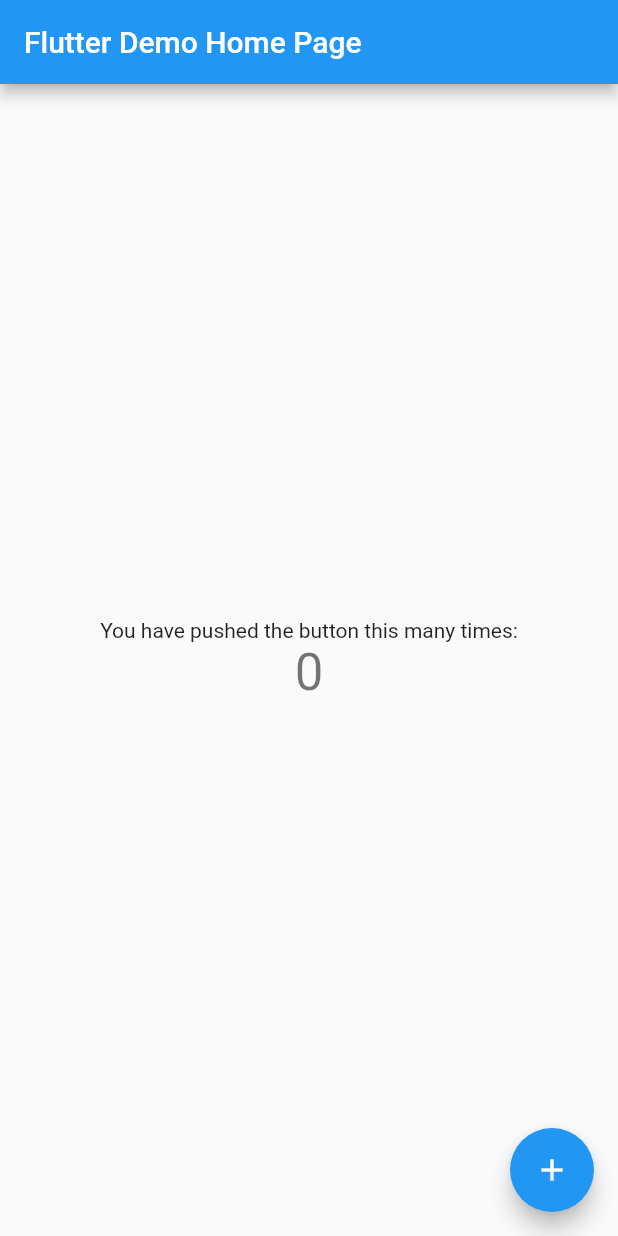
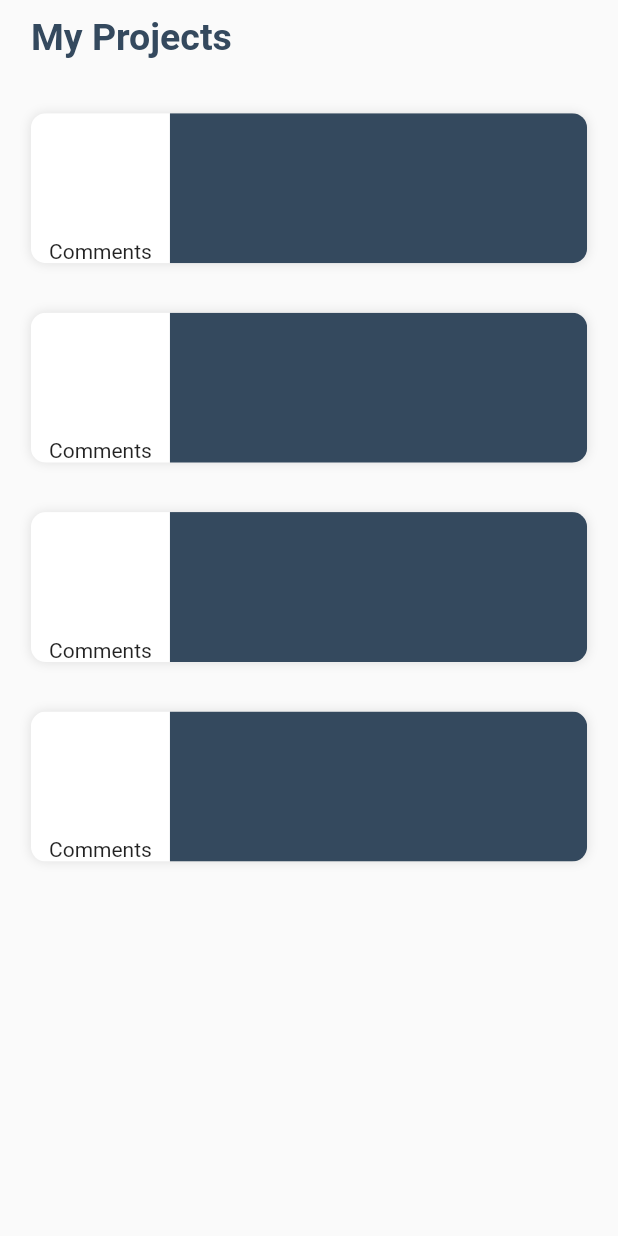
Before and after one commit to GDGVIT/Screenshot-Manager-App, a Flutter app: the screen it shows after launch, on a phone screen of 412 x 824 dp. Run offline on Flutter 3.47's test engine with Material 2 defaults, Android fonts, the phone set to English and light mode, and no system bars.

Commit message:
static UI page 1 done

```diff
--- a/lib/main.dart
+++ b/lib/main.dart
@@ -1,111 +1,103 @@
 import 'package:flutter/material.dart';
+import 'package:screenshot_manager/utils.dart';
 
-void main() => runApp(MyApp());
+void main() {
+  runApp(MyApp());
+}
 
 class MyApp extends StatelessWidget {
-  // This widget is the root of your application.
   @override
   Widget build(BuildContext context) {
     return MaterialApp(
-      title: 'Flutter Demo',
+      title: 'Screenshot Manager',
       theme: ThemeData(
-        // This is the theme of your application.
-        //
-        // Try running your application with "flutter run". You'll see the
-        // application has a blue toolbar. Then, without quitting the app, try
-        // changing the primarySwatch below to Colors.green and then invoke
-        // "hot reload" (press "r" in the console where you ran "flutter run",
-        // or simply save your changes to "hot reload" in a Flutter IDE).
-        // Notice that the counter didn't reset back to zero; the application
-        // is not restarted.
-        primarySwatch: Colors.blue,
+        primaryColor: Color(0xFF34495E),
+        accentColor: Color(0xFF798EA5),
       ),
-      home: MyHomePage(title: 'Flutter Demo Home Page'),
+      home: MyHomeScreen(),
     );
   }
 }
 
-class MyHomePage extends StatefulWidget {
-  MyHomePage({Key key, this.title}) : super(key: key);
-
-  // This widget is the home page of your application. It is stateful, meaning
-  // that it has a State object (defined below) that contains fields that affect
-  // how it looks.
-
-  // This class is the configuration for the state. It holds the values (in this
-  // case the title) provided by the parent (in this case the App widget) and
-  // used by the build method of the State. Fields in a Widget subclass are
-  // always marked "final".
-
-  final String title;
-
+class MyHomeScreen extends StatelessWidget {
   @override
-  _MyHomePageState createState() => _MyHomePageState();
+  Widget build(BuildContext context) {
+    return Scaffold(
+      body: SafeArea(
+        child: SingleChildScrollView(
+          child: Padding(
+            padding: EdgeInsets.symmetric(
+                horizontal: MediaQuery.of(context).size.width * 0.05,
+                vertical: 10),
+            child: Column(
+              children: <Widget>[
+                Align(
+                  alignment: Alignment.centerLeft,
+                  child: Text(
+                    'My Projects',
+                    style: headingTextStyle,
+                  ),
+                ),
+                SizedBox(
+                  height: 20,
+                ),
+                MyProjectWidget(),
+                MyProjectWidget(),
+                MyProjectWidget(),
+                MyProjectWidget(),
+              ],
+            ),
+          ),
+        ),
+      ),
+    );
+  }
 }
 
-class _MyHomePageState extends State<MyHomePage> {
-  int _counter = 0;
-
-  void _incrementCounter() {
-    setState(() {
-      // This call to setState tells the Flutter framework that something has
-      // changed in this State, which causes it to rerun the build method below
-      // so that the display can reflect the updated values. If we changed
-      // _counter without calling setState(), then the build method would not be
-      // called again, and so nothing would appear to happen.
-      _counter++;
-    });
-  }
+class MyProjectWidget extends StatelessWidget {
+  const MyProjectWidget({
+    Key key,
+  }) : super(key: key);
 
   @override
   Widget build(BuildContext context) {
-    // This method is rerun every time setState is called, for instance as done
-    // by the _incrementCounter method above.
-    //
-    // The Flutter framework has been optimized to make rerunning build methods
-    // fast, so that you can just rebuild anything that needs updating rather
-    // than having to individually change instances of widgets.
-    return Scaffold(
-      appBar: AppBar(
-        // Here we take the value from the MyHomePage object that was created by
-        // the App.build method, and use it to set our appbar title.
-        title: Text(widget.title),
+    return Container(
+      margin: EdgeInsets.symmetric(
+          vertical: MediaQuery.of(context).size.height * 0.02),
+      decoration: BoxDecoration(
+        borderRadius: BorderRadius.circular(10),
+        boxShadow: [
+          BoxShadow(
+            color: Color.fromRGBO(0, 0, 0, 0.1),
+            blurRadius: 5,
+          )
+        ],
       ),
-      body: Center(
-        // Center is a layout widget. It takes a single child and positions it
-        // in the middle of the parent.
-        child: Column(
-          // Column is also a layout widget. It takes a list of children and
-          // arranges them vertically. By default, it sizes itself to fit its
-          // children horizontally, and tries to be as tall as its parent.
-          //
-          // Invoke "debug painting" (press "p" in the console, choose the
-          // "Toggle Debug Paint" action from the Flutter Inspector in Android
-          // Studio, or the "Toggle Debug Paint" command in Visual Studio Code)
-          // to see the wireframe for each widget.
-          //
-          // Column has various properties to control how it sizes itself and
-          // how it positions its children. Here we use mainAxisAlignment to
-          // center the children vertically; the main axis here is the vertical
-          // axis because Columns are vertical (the cross axis would be
-          // horizontal).
-          mainAxisAlignment: MainAxisAlignment.center,
+      child: ClipRRect(
+        borderRadius: BorderRadius.circular(10),
+        child: Row(
           children: <Widget>[
-            Text(
-              'You have pushed the button this many times:',
+            Flexible(
+              flex: 1,
+              child: Container(
+                height: 100,
+                color: Colors.white,
+                child: Align(
+                  alignment: Alignment.bottomCenter,
+                  child: Text('Comments'),
+                ),
+              ),
             ),
-            Text(
-              '$_counter',
-              style: Theme.of(context).textTheme.display1,
-            ),
+            Flexible(
+              flex: 3,
+              child: Container(
+                height: 100,
+                color: Theme.of(context).primaryColor,
+              ),
+            )
           ],
         ),
       ),
-      floatingActionButton: FloatingActionButton(
-        onPressed: _incrementCounter,
-        tooltip: 'Increment',
-        child: Icon(Icons.add),
-      ), // This trailing comma makes auto-formatting nicer for build methods.
     );
   }
 }
--- /dev/null
+++ b/lib/utils.dart
@@ -0,0 +1,10 @@
+import 'package:flutter/material.dart';
+
+final primaryColor = Color(0xFF34495E);
+final accentColor = Color(0xFF798EA5);
+
+final headingTextStyle = TextStyle(
+  color: primaryColor,
+  fontSize: 25,
+  fontWeight: FontWeight.bold,
+);
```
Also changed, not shown: 1 other file.
